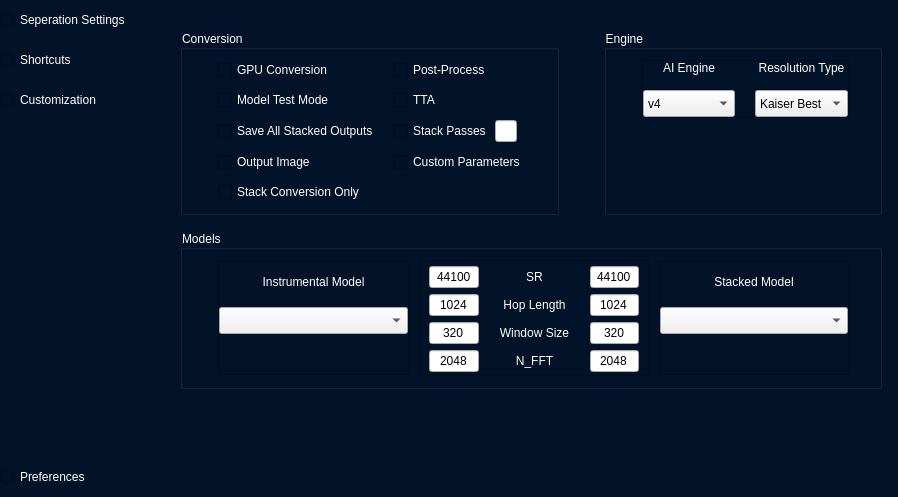
First picture: the form in src/resources/ui_files/settingswindow.ui, repository Anjok07/ultimatevocalremovergui, before the edit.
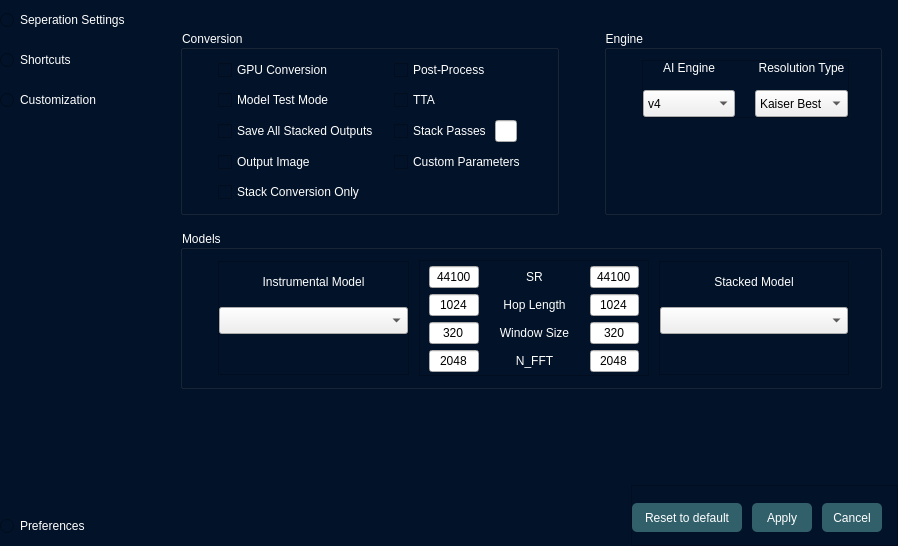
Second picture: the form after the edit. The open tabs and pages were chosen to show the change.

```diff
--- a/src/resources/ui_files/settingswindow.ui
+++ b/src/resources/ui_files/settingswindow.ui
@@ -7,7 +7,7 @@
     <x>0</x>
     <y>0</y>
     <width>898</width>
-    <height>497</height>
+    <height>546</height>
    </rect>
   </property>
   <property name="windowTitle">
@@ -46,8 +46,8 @@
 }
 /* Pushbutton */
 QPushButton {
-	border: 2px solid rgb(109, 213, 237);
 	border-radius: 5px;
+	background-color: rgb(49, 96, 107);
 }
 QPushButton:hover {
 	background-color: rgb(25, 45, 60);
@@ -55,8 +55,20 @@
 QPushButton:pressed {
 	background-color: rgb(49, 96, 107);
 }
+QPushButton[clear=&quot;true&quot;] {
+	border: 2px solid rgb(109, 213, 237);
+	background-color: none;
+	border-radius: 5px;
+}
+QPushButton[clear=&quot;true&quot;]:hover {
+	background-color: rgb(25, 45, 60);
+}
+QPushButton[clear=&quot;true&quot;]:pressed {
+	background-color: rgb(49, 96, 107);
+}
 QPushButton[export=&quot;true&quot;] {
 	border: none;
+background-color: none;
 }
 /* LANGUAGE */
 QPushButton[language=&quot;true&quot;] {
@@ -258,6 +270,36 @@
     </widget>
    </item>
    <item>
+    <widget class="QFrame" name="frame_14">
+     <property name="minimumSize">
+      <size>
+       <width>100</width>
+       <height>0</height>
+      </size>
+     </property>
+     <property name="frameShape">
+      <enum>QFrame::NoFrame</enum>
+     </property>
+     <property name="frameShadow">
+      <enum>QFrame::Raised</enum>
+     </property>
+     <layout class="QVBoxLayout" name="verticalLayout_18">
+      <property name="spacing">
+       <number>0</number>
+      </property>
+      <property name="leftMargin">
+       <number>0</number>
+      </property>
+      <property name="topMargin">
+       <number>0</number>
+      </property>
+      <property name="rightMargin">
+       <number>0</number>
+      </property>
+      <property name="bottomMargin">
+       <number>0</number>
+      </property>
+      <item>
     <widget class="QStackedWidget" name="stackedWidget_11">
      <property name="frameShape">
       <enum>QFrame::NoFrame</enum>
@@ -323,7 +365,7 @@
             <x>0</x>
             <y>0</y>
             <width>735</width>
-            <height>497</height>
+               <height>485</height>
            </rect>
           </property>
           <property name="sizePolicy">
@@ -1948,6 +1990,123 @@
        </item>
       </layout>
      </widget>
+       </widget>
+      </item>
+      <item alignment="Qt::AlignRight">
+       <widget class="QFrame" name="frame_16">
+        <property name="sizePolicy">
+         <sizepolicy hsizetype="Preferred" vsizetype="Preferred">
+          <horstretch>0</horstretch>
+          <verstretch>0</verstretch>
+         </sizepolicy>
+        </property>
+        <property name="minimumSize">
+         <size>
+          <width>0</width>
+          <height>60</height>
+         </size>
+        </property>
+        <property name="frameShape">
+         <enum>QFrame::StyledPanel</enum>
+        </property>
+        <property name="frameShadow">
+         <enum>QFrame::Raised</enum>
+        </property>
+        <layout class="QHBoxLayout" name="horizontalLayout_9">
+         <property name="spacing">
+          <number>10</number>
+         </property>
+         <property name="leftMargin">
+          <number>0</number>
+         </property>
+         <property name="topMargin">
+          <number>15</number>
+         </property>
+         <property name="rightMargin">
+          <number>15</number>
+         </property>
+         <property name="bottomMargin">
+          <number>15</number>
+         </property>
+         <item>
+          <widget class="QPushButton" name="pushButton_resetDefault">
+           <property name="sizePolicy">
+            <sizepolicy hsizetype="Minimum" vsizetype="Minimum">
+             <horstretch>0</horstretch>
+             <verstretch>0</verstretch>
+            </sizepolicy>
+           </property>
+           <property name="minimumSize">
+            <size>
+             <width>110</width>
+             <height>29</height>
+            </size>
+           </property>
+           <property name="maximumSize">
+            <size>
+             <width>16777215</width>
+             <height>25</height>
+            </size>
+           </property>
+           <property name="text">
+            <string>Reset to default</string>
+           </property>
+          </widget>
+         </item>
+         <item>
+          <widget class="QPushButton" name="pushButton_apply">
+           <property name="sizePolicy">
+            <sizepolicy hsizetype="Minimum" vsizetype="Minimum">
+             <horstretch>0</horstretch>
+             <verstretch>0</verstretch>
+            </sizepolicy>
+           </property>
+           <property name="minimumSize">
+            <size>
+             <width>60</width>
+             <height>29</height>
+            </size>
+           </property>
+           <property name="maximumSize">
+            <size>
+             <width>16777215</width>
+             <height>25</height>
+            </size>
+           </property>
+           <property name="text">
+            <string>Apply</string>
+           </property>
+          </widget>
+         </item>
+         <item>
+          <widget class="QPushButton" name="pushButton_cancel">
+           <property name="sizePolicy">
+            <sizepolicy hsizetype="Minimum" vsizetype="Minimum">
+             <horstretch>0</horstretch>
+             <verstretch>0</verstretch>
+            </sizepolicy>
+           </property>
+           <property name="minimumSize">
+            <size>
+             <width>60</width>
+             <height>29</height>
+            </size>
+           </property>
+           <property name="maximumSize">
+            <size>
+             <width>16777215</width>
+             <height>25</height>
+            </size>
+           </property>
+           <property name="text">
+            <string>Cancel</string>
+           </property>
+          </widget>
+         </item>
+        </layout>
+       </widget>
+      </item>
+     </layout>
     </widget>
    </item>
   </layout>
```
Left out of the diff: 11 changed lines with no effect on the pictures. Lines whose indentation alone changed are shown as unchanged.
